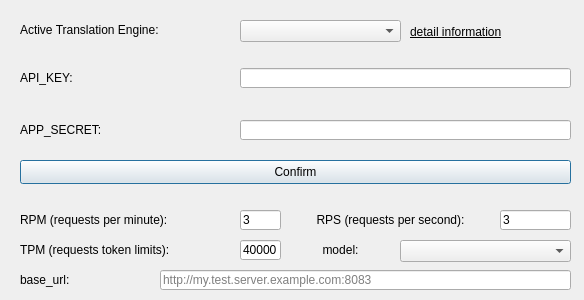
anonymousException/renpy-translator, file src/engine.ui: the form before one commit.
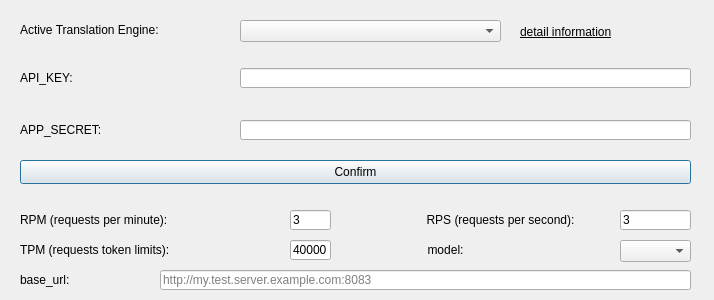
The form after the commit.

```diff
--- a/src/engine.ui
+++ b/src/engine.ui
@@ -6,7 +6,7 @@
    <rect>
     <x>0</x>
     <y>0</y>
-    <width>584</width>
+    <width>714</width>
     <height>300</height>
    </rect>
   </property>
@@ -18,7 +18,7 @@
     <rect>
      <x>240</x>
      <y>20</y>
-     <width>161</width>
+     <width>261</width>
      <height>22</height>
     </rect>
    </property>
@@ -54,7 +54,7 @@
     <rect>
      <x>240</x>
      <y>68</y>
-     <width>331</width>
+     <width>451</width>
      <height>20</height>
     </rect>
    </property>
@@ -77,7 +77,7 @@
     <rect>
      <x>240</x>
      <y>120</y>
-     <width>331</width>
+     <width>451</width>
      <height>20</height>
     </rect>
    </property>
@@ -90,7 +90,7 @@
     <rect>
      <x>20</x>
      <y>160</y>
-     <width>551</width>
+     <width>671</width>
      <height>24</height>
     </rect>
    </property>
@@ -101,10 +101,10 @@
   <widget class="QLabel" name="detailLabel">
    <property name="geometry">
     <rect>
-     <x>410</x>
-     <y>21</y>
+     <x>520</x>
+     <y>11</y>
      <width>171</width>
-     <height>21</height>
+     <height>41</height>
     </rect>
    </property>
    <property name="font">
@@ -115,11 +115,14 @@
    <property name="text">
     <string>detail information</string>
    </property>
+   <property name="wordWrap">
+    <bool>true</bool>
+   </property>
   </widget>
   <widget class="QLineEdit" name="rpmEdit">
    <property name="geometry">
     <rect>
-     <x>240</x>
+     <x>290</x>
      <y>210</y>
      <width>41</width>
      <height>20</height>
@@ -134,18 +137,21 @@
     <rect>
      <x>20</x>
      <y>210</y>
-     <width>221</width>
+     <width>261</width>
      <height>20</height>
     </rect>
    </property>
    <property name="text">
     <string>RPM (requests per minute):</string>
    </property>
+   <property name="wordWrap">
+    <bool>true</bool>
+   </property>
   </widget>
   <widget class="QLabel" name="label_5">
    <property name="geometry">
     <rect>
-     <x>280</x>
+     <x>390</x>
      <y>210</y>
      <width>221</width>
      <height>20</height>
@@ -157,11 +163,14 @@
    <property name="alignment">
     <set>Qt::AlignCenter</set>
    </property>
+   <property name="wordWrap">
+    <bool>true</bool>
+   </property>
   </widget>
   <widget class="QLineEdit" name="rpsEdit">
    <property name="geometry">
     <rect>
-     <x>500</x>
+     <x>620</x>
      <y>210</y>
      <width>71</width>
      <height>20</height>
@@ -176,18 +185,21 @@
     <rect>
      <x>20</x>
      <y>240</y>
-     <width>221</width>
+     <width>261</width>
      <height>20</height>
     </rect>
    </property>
    <property name="text">
     <string>TPM (requests token limits):</string>
    </property>
+   <property name="wordWrap">
+    <bool>true</bool>
+   </property>
   </widget>
   <widget class="QLineEdit" name="tpmEdit">
    <property name="geometry">
     <rect>
-     <x>240</x>
+     <x>290</x>
      <y>240</y>
      <width>41</width>
      <height>20</height>
@@ -200,9 +212,9 @@
   <widget class="QComboBox" name="modelComboBox">
    <property name="geometry">
     <rect>
-     <x>400</x>
+     <x>620</x>
      <y>240</y>
-     <width>171</width>
+     <width>71</width>
      <height>22</height>
     </rect>
    </property>
@@ -210,9 +222,9 @@
   <widget class="QLabel" name="label_7">
    <property name="geometry">
     <rect>
-     <x>280</x>
+     <x>350</x>
      <y>240</y>
-     <width>121</width>
+     <width>191</width>
      <height>20</height>
     </rect>
    </property>
@@ -222,6 +234,9 @@
    <property name="alignment">
     <set>Qt::AlignCenter</set>
    </property>
+   <property name="wordWrap">
+    <bool>true</bool>
+   </property>
   </widget>
   <widget class="QLabel" name="label_8">
    <property name="geometry">
@@ -241,7 +256,7 @@
     <rect>
      <x>160</x>
      <y>270</y>
-     <width>411</width>
+     <width>531</width>
      <height>20</height>
     </rect>
    </property>
```
Left out of the diff: 12 changed lines with no effect on the pictures.
